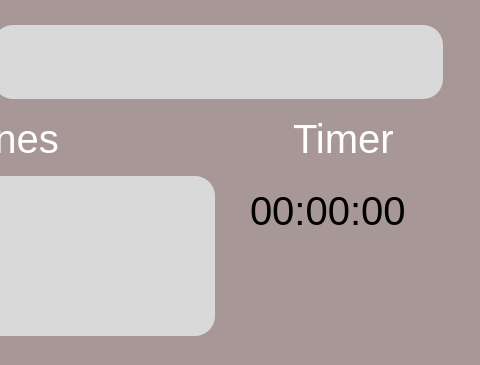
First picture: the form in grape/src/dashboard/dashboard.ui, repository rotat1ck/grape, before the edit; both pictures show x 160 to 640 and y 0 to 365 of the 640 by 720 pixel window.
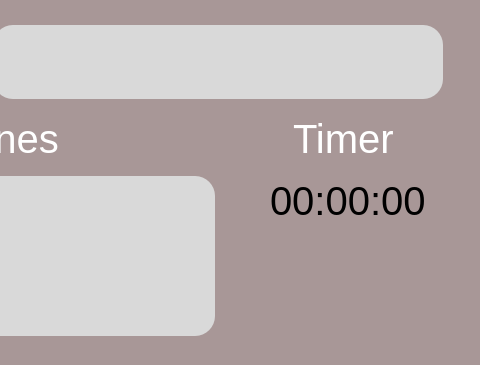
Second picture: the form after the edit.

```diff
--- a/grape/src/dashboard/dashboard.ui
+++ b/grape/src/dashboard/dashboard.ui
@@ -209,8 +209,8 @@
      <widget class="QLabel" name="label">
       <property name="geometry">
        <rect>
-        <x>410</x>
-        <y>180</y>
+        <x>430</x>
+        <y>170</y>
         <width>201</width>
         <height>61</height>
        </rect>
```
